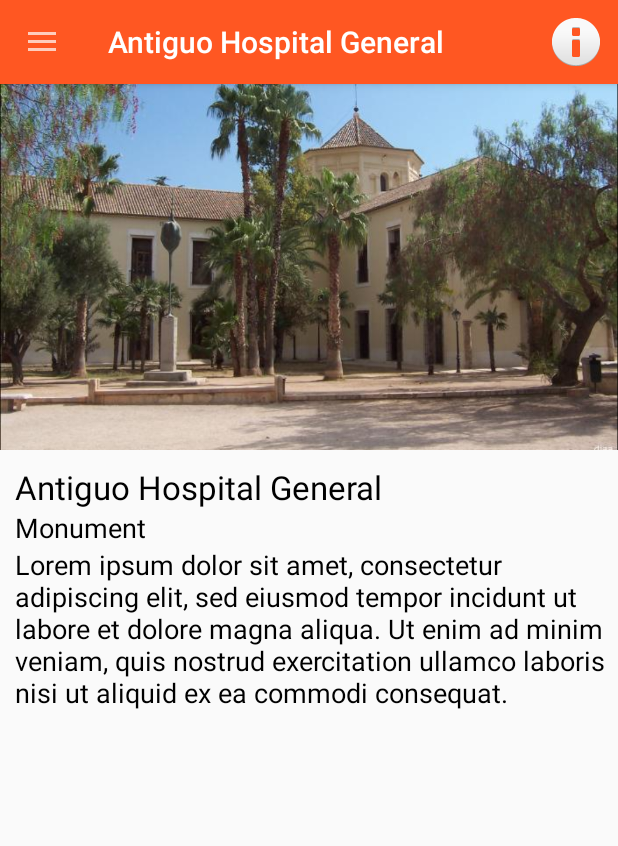
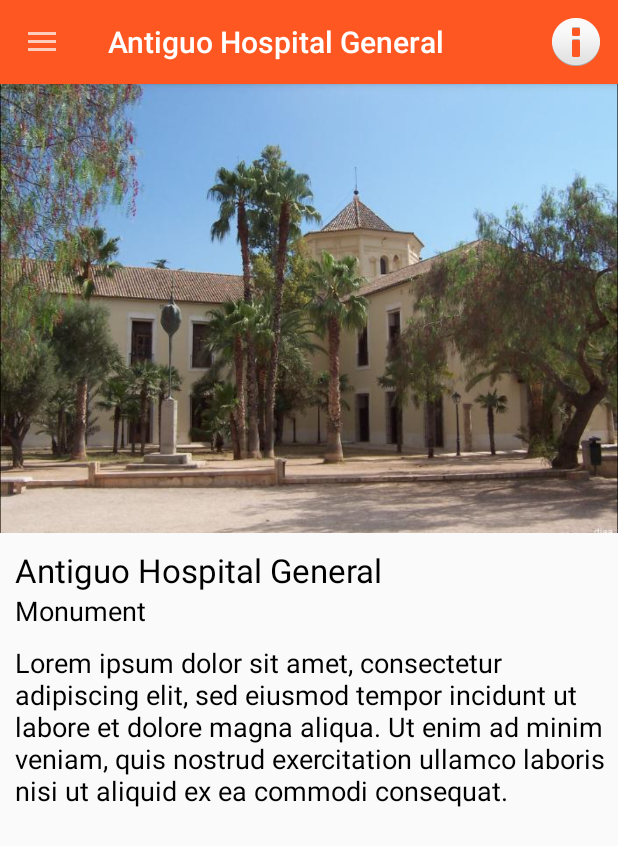
Before and after one commit to ESArch/VLCTour, an Android app: the fragment POIFragment placed in its activity, after a tap on an icon or button, on a phone screen of 412 x 824 dp. Shown: the top 846 px of the screen. Run offline under Robolectric (Android 15) with nearby library versions, the phone set to English and light mode, and no system bars; 2 other taps on this screen came first.

Commit message:
added some more poi images and added some xml to the poi layout

```diff
--- a/app/src/main/java/com/example/dieaigar/vlctour/fragments/POIDetailsFragment.java
+++ b/app/src/main/java/com/example/dieaigar/vlctour/fragments/POIDetailsFragment.java
@@ -81,7 +81,7 @@
 
     public void setInfo(View v){
         TextView tv = (TextView) v.findViewById(R.id.infodetailpoi);
-        tv.setText("Lorem ipsum dolor sit amet, consectetur adipiscing elit, sed eiusmod tempor incidunt ut labore et dolore magna aliqua. Ut enim ad minim veniam, quis nostrud exercitation ullamco laboris nisi ut aliquid ex ea commodi consequat.");
+        tv.setText("Lorem ipsum dolor sit amet, consectetur adipiscing elit, sed eiusmod tempor incidunt ut labore et dolore magna aliqua. Ut enim ad minim veniam, quis nostrud exercitation ullamco laboris nisi ut aliquid ex ea commodi consequat.\n");
     }
 
 }
--- a/app/src/main/java/com/example/dieaigar/vlctour/fragments/POIFragment.java
+++ b/app/src/main/java/com/example/dieaigar/vlctour/fragments/POIFragment.java
@@ -110,6 +110,14 @@
                 break;
             case 4: poiimageid = R.drawable.poi_004;
                 break;
+            case 5: poiimageid = R.drawable.poi_005;
+                break;
+            case 6: poiimageid = R.drawable.poi_006;
+                break;
+            case 7: poiimageid = R.drawable.poi_007;
+                break;
+            case 8: poiimageid = R.drawable.poi_008;
+                break;
             default: poiimageid = R.drawable.poi_000;
         }
         return poiimageid;
--- a/app/src/main/res/layout/fragment_poi_detail.xml
+++ b/app/src/main/res/layout/fragment_poi_detail.xml
@@ -11,6 +11,7 @@
         <ImageView
             android:layout_width="match_parent"
             android:layout_height="300dp"
+            android:layout_marginTop="55dp"
             android:id="@+id/imagedetailpoi"
             android:scaleType="centerCrop"
             />
@@ -47,6 +48,7 @@
             android:layout_below="@+id/tipodetailpoi"
             android:layout_alignLeft="@+id/tipodetailpoi"
             android:layout_marginLeft="10dp"
+            android:layout_marginTop="10dp"
             android:textColor="#000000" />
 
     </LinearLayout></ScrollView>
```
Also changed, not shown: app/src/main/res/drawable/poi_005.jpg (added), app/src/main/res/drawable/poi_006.jpg (added), app/src/main/res/drawable/poi_007.jpg (added), app/src/main/res/drawable/poi_008.jpg (added).
